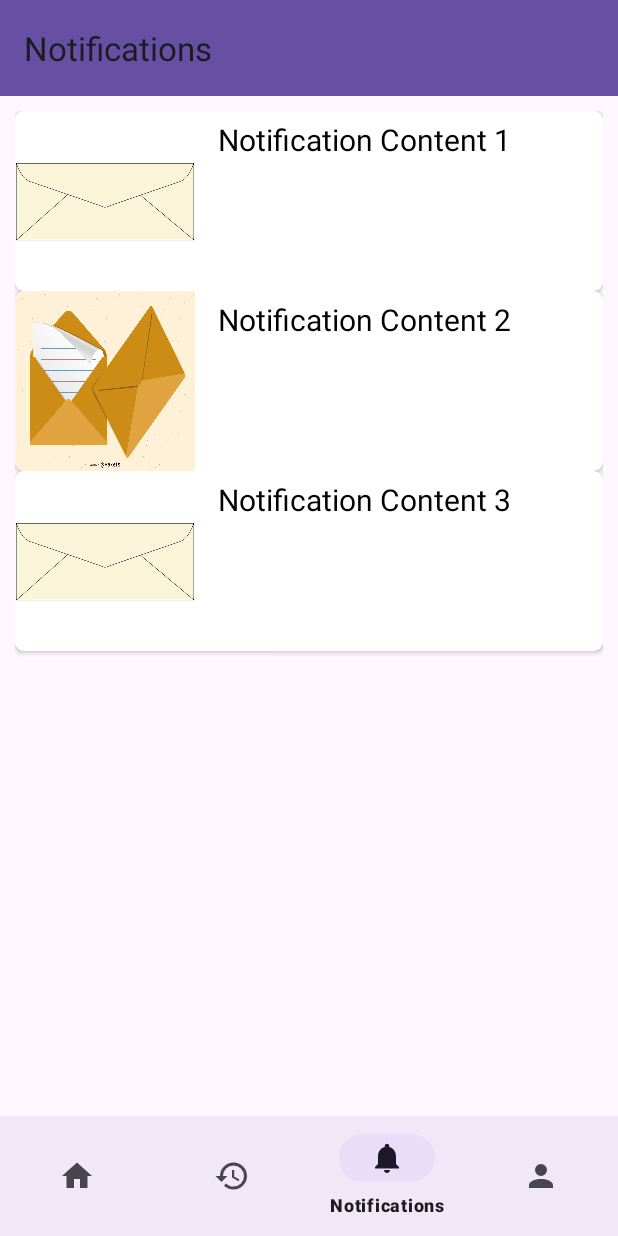
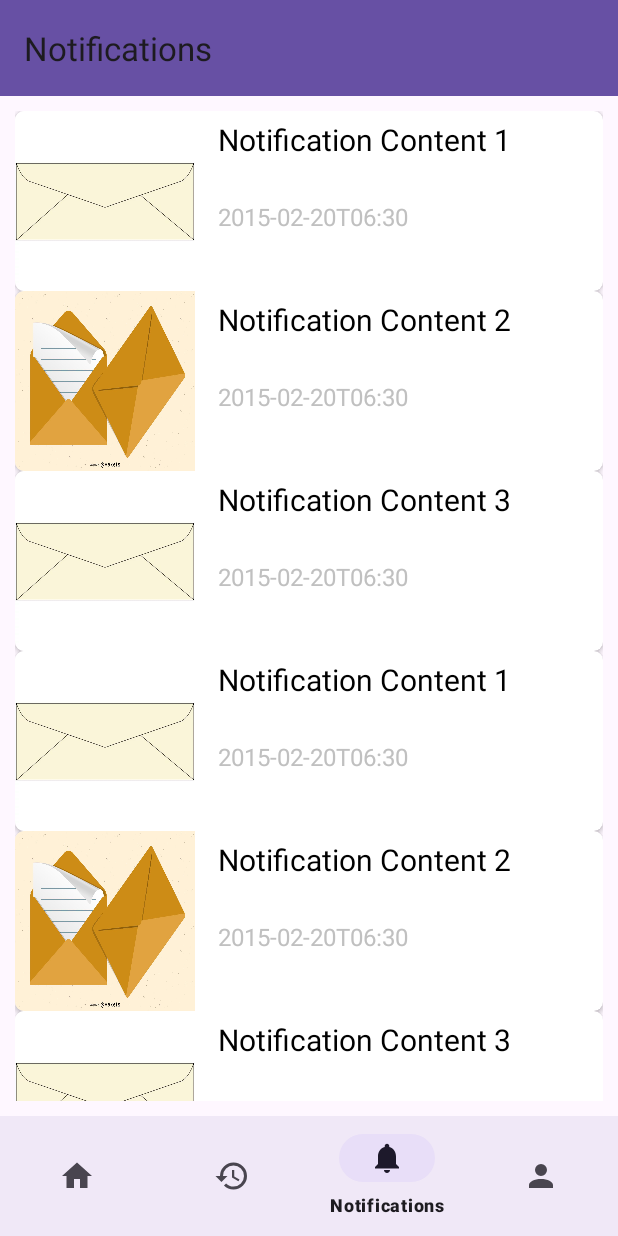
Before and after one commit to thaont124/hotelbooking2, an Android app: the NotificationsFragment screen opened through its navigation route, on a phone screen of 412 x 824 dp. Run offline under Robolectric (Android 15) with nearby library versions, the phone set to English and light mode, and no system bars; our stand-ins replace navigation-ui.

Commit message:
notifications_list

```diff
--- a/app/build.gradle.kts
+++ b/app/build.gradle.kts
@@ -36,6 +36,7 @@ android {
 
 dependencies {
 
+    implementation("com.jakewharton.threetenabp:threetenabp:1.2.1")
     implementation("androidx.appcompat:appcompat:1.6.1")
     implementation("com.google.android.material:material:1.11.0")
     implementation("androidx.constraintlayout:constraintlayout:2.1.4")
--- a/app/src/main/java/com/example/hotel_booking/model/Notification.java
+++ b/app/src/main/java/com/example/hotel_booking/model/Notification.java
@@ -1,4 +1,6 @@
 package com.example.hotel_booking.model;
+
+import org.threeten.bp.LocalDateTime;
 
 public class Notification {
     private int imgId;
@@ -6,10 +8,13 @@ public class Notification {
 
     private int type;
 
-    public Notification(int imgId, String content, int type) {
+    private LocalDateTime date;
+
+    public Notification(int imgId, String content, int type, LocalDateTime date) {
         this.imgId = imgId;
         this.content = content;
         this.type = type;
+        this.date = date;
     }
 
     public int getImgId() {
@@ -35,4 +40,12 @@ public class Notification {
     public void setType(int type) {
         this.type = type;
     }
+
+    public String getDate() {
+        return String.format(String.valueOf(date));
+    }
+
+    public void setDate(LocalDateTime date) {
+        this.date = date;
+    }
 }
--- a/app/src/main/java/com/example/hotel_booking/ui/notifications/NotificationAdapter.java
+++ b/app/src/main/java/com/example/hotel_booking/ui/notifications/NotificationAdapter.java
@@ -37,6 +37,7 @@ public class NotificationAdapter extends RecyclerView.Adapter<NotificationAdapte
         }
         holder.imgNotification.setImageResource(notification.getImgId());
         holder.txtContent.setText(notification.getContent());
+        holder.txtDate.setText(String.format(notification.getDate()));
     }
 
     @Override
@@ -51,12 +52,14 @@ public class NotificationAdapter extends RecyclerView.Adapter<NotificationAdapte
 
         private ImageView imgNotification;
         private TextView txtContent;
+        private TextView txtDate;
 
         public NotificationViewHolder(@NonNull View itemView) {
             super(itemView);
 
             this.imgNotification = itemView.findViewById(R.id.img_read);
             this.txtContent = itemView.findViewById(R.id.name_notification);
+            this.txtDate = itemView.findViewById(R.id.date_notification);
         }
     }
 }
--- a/app/src/main/java/com/example/hotel_booking/ui/notifications/NotificationsFragment.java
+++ b/app/src/main/java/com/example/hotel_booking/ui/notifications/NotificationsFragment.java
@@ -16,6 +16,7 @@ import com.example.hotel_booking.R;
 import com.example.hotel_booking.databinding.FragmentHistoryBinding;
 import com.example.hotel_booking.model.Notification;
 
+import org.threeten.bp.LocalDateTime;
 import java.util.ArrayList;
 import java.util.List;
 
@@ -42,9 +43,18 @@ public class NotificationsFragment extends Fragment {
         List<Notification> list = new ArrayList<>();
 
         // Adding Notification objects with specific values
-        list.add(new Notification(R.drawable.ic_notread, "Notification Content 1", 1));
-        list.add(new Notification(R.drawable.ic_read, "Notification Content 2", 2));
-        list.add(new Notification(R.drawable.ic_notread, "Notification Content 3", 1));
+        list.add(new Notification(R.drawable.ic_notread, "Notification Content 1", 1, LocalDateTime.parse("2015-02-20T06:30:00")));
+        list.add(new Notification(R.drawable.ic_read, "Notification Content 2", 2, LocalDateTime.parse("2015-02-20T06:30:00")));
+        list.add(new Notification(R.drawable.ic_notread, "Notification Content 3", 1, LocalDateTime.parse("2015-02-20T06:30:00")));
+        list.add(new Notification(R.drawable.ic_notread, "Notification Content 1", 1, LocalDateTime.parse("2015-02-20T06:30:00")));
+        list.add(new Notification(R.drawable.ic_read, "Notification Content 2", 2, LocalDateTime.parse("2015-02-20T06:30:00")));
+        list.add(new Notification(R.drawable.ic_notread, "Notification Content 3", 1, LocalDateTime.parse("2015-02-20T06:30:00")));
+        list.add(new Notification(R.drawable.ic_notread, "Notification Content 1", 1, LocalDateTime.parse("2015-02-20T06:30:00")));
+        list.add(new Notification(R.drawable.ic_read, "Notification Content 2", 2, LocalDateTime.parse("2015-02-20T06:30:00")));
+        list.add(new Notification(R.drawable.ic_notread, "Notification Content 3", 1, LocalDateTime.parse("2015-02-20T06:30:00")));
+        list.add(new Notification(R.drawable.ic_notread, "Notification Content 1", 1, LocalDateTime.parse("2015-02-20T06:30:00")));
+        list.add(new Notification(R.drawable.ic_read, "Notification Content 2", 2, LocalDateTime.parse("2015-02-20T06:30:00")));
+        list.add(new Notification(R.drawable.ic_notread, "Notification Content 3", 1, LocalDateTime.parse("2015-02-20T06:30:00")));
         // Add more as needed
 
         return list;
--- a/app/src/main/res/layout/item_notification.xml
+++ b/app/src/main/res/layout/item_notification.xml
@@ -17,15 +17,33 @@
             android:src="@drawable/ic_read"
             android:scaleType="fitXY"/>
 
+        <LinearLayout
+            android:layout_width="match_parent"
+            android:layout_height="wrap_content"
+            android:orientation="vertical">
+
             <TextView
                 android:id="@+id/name_notification"
                 android:layout_width="283dp"
-            android:layout_height="120dp"
+                android:layout_height="54dp"
+                android:layout_marginStart="10dp"
                 android:gravity="top"
+                android:padding="5dp"
                 android:text="hello world"
+                android:textColor="@color/black"
+                android:textSize="20sp" />
+
+            <TextView
+                android:id="@+id/date_notification"
+                android:layout_width="283dp"
+                android:layout_height="30dp"
+                android:gravity="top"
+                android:text="hello"
                 android:padding="5dp"
-            android:textColor="@color/black"
-            android:textSize="20sp"
+                android:textColor="@color/silver"
+                android:textSize="16sp"
                 android:layout_marginStart="10dp"/>
         </LinearLayout>
+
+    </LinearLayout>
 </androidx.cardview.widget.CardView>
--- a/app/src/main/res/values/colors.xml
+++ b/app/src/main/res/values/colors.xml
@@ -2,4 +2,5 @@
 <resources>
     <color name="black">#FF000000</color>
     <color name="white">#FFFFFFFF</color>
+    <color name="silver">#C0C0C0</color>
 </resources>
```
Lines whose indentation alone changed are shown as unchanged.
